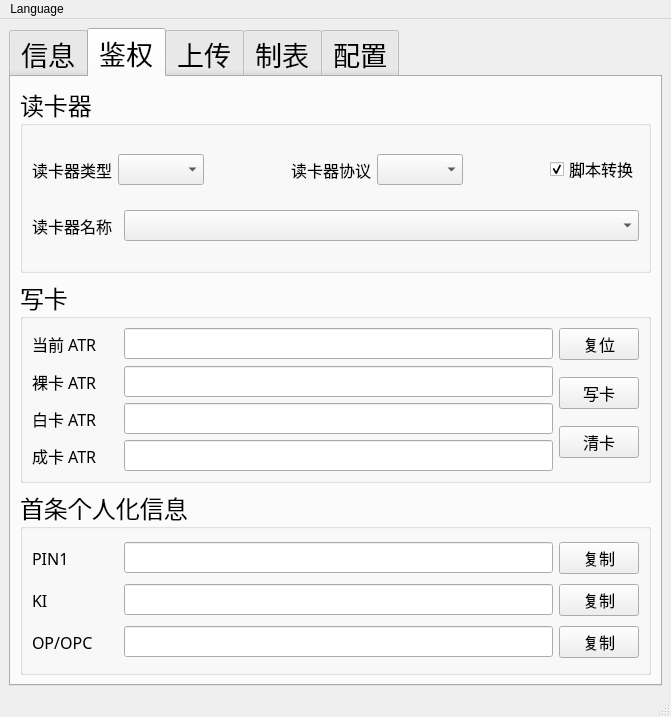
Above: res/ui/main_window.ui from zelviner/DataHandler before the change. Below: the same form after it.
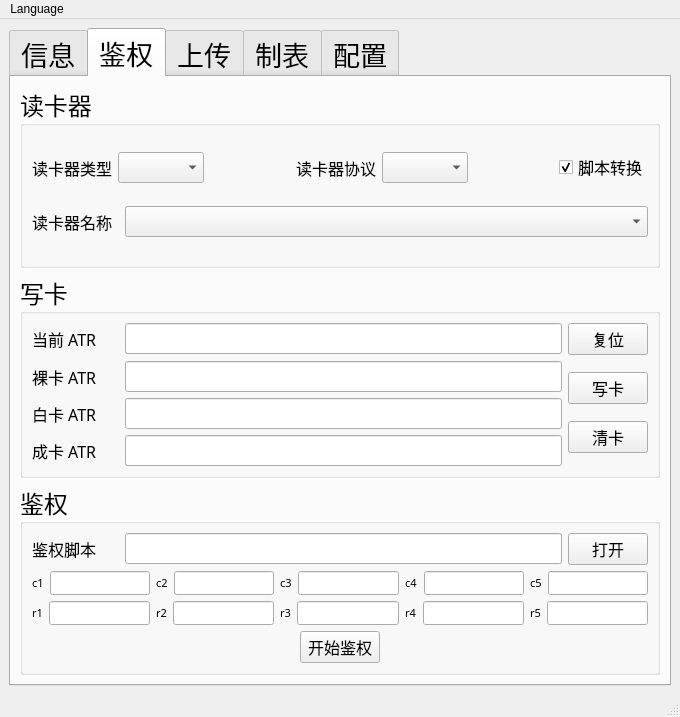
That is the form after the change. The open tabs and pages were chosen to show the change.

Commit message: feat(ui): 添加鉴权功能模块

Diff of the .ui file:
```diff
--- a/res/ui/main_window.ui
+++ b/res/ui/main_window.ui
@@ -6,8 +6,8 @@
    <rect>
     <x>0</x>
     <y>0</y>
-    <width>671</width>
-    <height>680</height>
+    <width>680</width>
+    <height>689</height>
    </rect>
   </property>
   <property name="windowTitle">
@@ -962,148 +962,433 @@
            </font>
           </property>
           <property name="title">
-           <string>首条个人化信息</string>
+           <string>鉴权</string>
           </property>
-          <layout class="QHBoxLayout" name="horizontalLayout_28" stretch="10">
+          <layout class="QVBoxLayout" name="verticalLayout_4">
            <item>
-            <layout class="QVBoxLayout" name="verticalLayout_4">
+            <layout class="QHBoxLayout" name="horizontalLayout_11" stretch="1,5,0">
              <item>
-              <layout class="QHBoxLayout" name="horizontalLayout_11" stretch="1,5,0">
+              <widget class="QLabel" name="pin1">
+               <property name="font">
+                <font>
+                 <family>微软雅黑</family>
+                 <pointsize>12</pointsize>
+                </font>
+               </property>
+               <property name="text">
+                <string>鉴权脚本</string>
+               </property>
+              </widget>
+             </item>
+             <item>
+              <widget class="QLineEdit" name="auth_script_line">
+               <property name="enabled">
+                <bool>true</bool>
+               </property>
+               <property name="font">
+                <font>
+                 <family>微软雅黑</family>
+                 <pointsize>12</pointsize>
+                </font>
+               </property>
+               <property name="readOnly">
+                <bool>true</bool>
+               </property>
+              </widget>
+             </item>
+             <item>
+              <widget class="QPushButton" name="open_auth_btn">
+               <property name="font">
+                <font>
+                 <family>微软雅黑</family>
+                 <pointsize>12</pointsize>
+                </font>
+               </property>
+               <property name="text">
+                <string>打开</string>
+               </property>
+              </widget>
+             </item>
+            </layout>
+           </item>
+           <item>
+            <layout class="QHBoxLayout" name="horizontalLayout_77">
+             <item>
+              <layout class="QHBoxLayout" name="horizontalLayout_12">
                <item>
-                <widget class="QLabel" name="pin1">
+                <widget class="QLabel" name="c1">
                  <property name="font">
                   <font>
                    <family>微软雅黑</family>
-                   <pointsize>12</pointsize>
+                   <pointsize>8</pointsize>
                   </font>
                  </property>
                  <property name="text">
-                  <string>PIN1</string>
+                  <string>c1</string>
                  </property>
                 </widget>
                </item>
                <item>
-                <widget class="QLineEdit" name="pin1_line">
+                <widget class="QLineEdit" name="c1_line">
                  <property name="enabled">
                   <bool>true</bool>
                  </property>
                  <property name="font">
                   <font>
                    <family>微软雅黑</family>
-                   <pointsize>12</pointsize>
+                   <pointsize>8</pointsize>
                   </font>
                  </property>
                  <property name="readOnly">
+                  <bool>false</bool>
+                 </property>
+                </widget>
+               </item>
+              </layout>
+             </item>
+             <item>
+              <layout class="QHBoxLayout" name="horizontalLayout_13">
+               <item>
+                <widget class="QLabel" name="c2">
+                 <property name="font">
+                  <font>
+                   <family>微软雅黑</family>
+                   <pointsize>8</pointsize>
+                  </font>
+                 </property>
+                 <property name="text">
+                  <string>c2</string>
+                 </property>
+                </widget>
+               </item>
+               <item>
+                <widget class="QLineEdit" name="c2_line">
+                 <property name="enabled">
                   <bool>true</bool>
                  </property>
+                 <property name="font">
+                  <font>
+                   <family>微软雅黑</family>
+                   <pointsize>8</pointsize>
+                  </font>
+                 </property>
+                 <property name="readOnly">
+                  <bool>false</bool>
+                 </property>
                 </widget>
                </item>
+              </layout>
+             </item>
+             <item>
+              <layout class="QHBoxLayout" name="horizontalLayout_28">
                <item>
-                <widget class="QPushButton" name="pin1_btn">
+                <widget class="QLabel" name="c3">
                  <property name="font">
                   <font>
                    <family>微软雅黑</family>
-                   <pointsize>12</pointsize>
+                   <pointsize>8</pointsize>
                   </font>
                  </property>
                  <property name="text">
-                  <string>复制</string>
+                  <string>c3</string>
                  </property>
                 </widget>
                </item>
+               <item>
+                <widget class="QLineEdit" name="c3_line">
+                 <property name="enabled">
+                  <bool>true</bool>
+                 </property>
+                 <property name="font">
+                  <font>
+                   <family>微软雅黑</family>
+                   <pointsize>8</pointsize>
+                  </font>
+                 </property>
+                 <property name="readOnly">
+                  <bool>false</bool>
+                 </property>
+                </widget>
+               </item>
               </layout>
              </item>
              <item>
-              <layout class="QHBoxLayout" name="horizontalLayout_12" stretch="1,5,0">
+              <layout class="QHBoxLayout" name="horizontalLayout_74">
                <item>
-                <widget class="QLabel" name="ki">
+                <widget class="QLabel" name="c4">
                  <property name="font">
                   <font>
                    <family>微软雅黑</family>
-                   <pointsize>12</pointsize>
+                   <pointsize>8</pointsize>
                   </font>
                  </property>
                  <property name="text">
-                  <string>KI</string>
+                  <string>c4</string>
                  </property>
                 </widget>
                </item>
                <item>
-                <widget class="QLineEdit" name="ki_line">
+                <widget class="QLineEdit" name="c4_line">
                  <property name="enabled">
                   <bool>true</bool>
                  </property>
                  <property name="font">
                   <font>
                    <family>微软雅黑</family>
-                   <pointsize>12</pointsize>
+                   <pointsize>8</pointsize>
                   </font>
                  </property>
                  <property name="readOnly">
+                  <bool>false</bool>
+                 </property>
+                </widget>
+               </item>
+              </layout>
+             </item>
+             <item>
+              <layout class="QHBoxLayout" name="horizontalLayout_75">
+               <item>
+                <widget class="QLabel" name="c5">
+                 <property name="font">
+                  <font>
+                   <family>微软雅黑</family>
+                   <pointsize>8</pointsize>
+                  </font>
+                 </property>
+                 <property name="text">
+                  <string>c5</string>
+                 </property>
+                </widget>
+               </item>
+               <item>
+                <widget class="QLineEdit" name="c5_line">
+                 <property name="enabled">
                   <bool>true</bool>
                  </property>
+                 <property name="font">
+                  <font>
+                   <family>微软雅黑</family>
+                   <pointsize>8</pointsize>
+                  </font>
+                 </property>
+                 <property name="readOnly">
+                  <bool>false</bool>
+                 </property>
                 </widget>
                </item>
+              </layout>
+             </item>
+            </layout>
+           </item>
+           <item>
+            <layout class="QHBoxLayout" name="horizontalLayout_82">
+             <item>
+              <layout class="QHBoxLayout" name="horizontalLayout_76">
                <item>
-                <widget class="QPushButton" name="ki_btn">
+                <widget class="QLabel" name="r1">
                  <property name="font">
                   <font>
                    <family>微软雅黑</family>
-                   <pointsize>12</pointsize>
+                   <pointsize>8</pointsize>
                   </font>
                  </property>
                  <property name="text">
-                  <string>复制</string>
+                  <string>r1</string>
                  </property>
                 </widget>
                </item>
+               <item>
+                <widget class="QLineEdit" name="r1_line">
+                 <property name="enabled">
+                  <bool>true</bool>
+                 </property>
+                 <property name="font">
+                  <font>
+                   <family>微软雅黑</family>
+                   <pointsize>8</pointsize>
+                  </font>
+                 </property>
+                 <property name="readOnly">
+                  <bool>false</bool>
+                 </property>
+                </widget>
+               </item>
               </layout>
              </item>
              <item>
-              <layout class="QHBoxLayout" name="horizontalLayout_13" stretch="1,5,0">
+              <layout class="QHBoxLayout" name="horizontalLayout_78">
                <item>
-                <widget class="QLabel" name="op">
+                <widget class="QLabel" name="r2">
                  <property name="font">
                   <font>
                    <family>微软雅黑</family>
-                   <pointsize>12</pointsize>
+                   <pointsize>8</pointsize>
                   </font>
                  </property>
                  <property name="text">
-                  <string>OP/OPC</string>
+                  <string>r2</string>
                  </property>
                 </widget>
                </item>
                <item>
-                <widget class="QLineEdit" name="op_line">
+                <widget class="QLineEdit" name="r2_line">
                  <property name="enabled">
                   <bool>true</bool>
                  </property>
                  <property name="font">
                   <font>
                    <family>微软雅黑</family>
-                   <pointsize>12</pointsize>
+                   <pointsize>8</pointsize>
                   </font>
                  </property>
                  <property name="readOnly">
+                  <bool>false</bool>
+                 </property>
+                </widget>
+               </item>
+              </layout>
+             </item>
+             <item>
+              <layout class="QHBoxLayout" name="horizontalLayout_79">
+               <item>
+                <widget class="QLabel" name="r3">
+                 <property name="font">
+                  <font>
+                   <family>微软雅黑</family>
+                   <pointsize>8</pointsize>
+                  </font>
+                 </property>
+                 <property name="text">
+                  <string>r3</string>
+                 </property>
+                </widget>
+               </item>
+               <item>
+                <widget class="QLineEdit" name="r3_line">
+                 <property name="enabled">
                   <bool>true</bool>
                  </property>
+                 <property name="font">
+                  <font>
+                   <family>微软雅黑</family>
+                   <pointsize>8</pointsize>
+                  </font>
+                 </property>
+                 <property name="readOnly">
+                  <bool>false</bool>
+                 </property>
                 </widget>
                </item>
+              </layout>
+             </item>
+             <item>
+              <layout class="QHBoxLayout" name="horizontalLayout_80">
                <item>
-                <widget class="QPushButton" name="op_btn">
+                <widget class="QLabel" name="r4">
                  <property name="font">
                   <font>
                    <family>微软雅黑</family>
-                   <pointsize>12</pointsize>
+                   <pointsize>8</pointsize>
                   </font>
                  </property>
                  <property name="text">
-                  <string>复制</string>
+                  <string>r4</string>
                  </property>
                 </widget>
                </item>
+               <item>
+                <widget class="QLineEdit" name="r4_line">
+                 <property name="enabled">
+                  <bool>true</bool>
+                 </property>
+                 <property name="font">
+                  <font>
+                   <family>微软雅黑</family>
+                   <pointsize>8</pointsize>
+                  </font>
+                 </property>
+                 <property name="readOnly">
+                  <bool>false</bool>
+                 </property>
+                </widget>
+               </item>
               </layout>
+             </item>
+             <item>
+              <layout class="QHBoxLayout" name="horizontalLayout_81">
+               <item>
+                <widget class="QLabel" name="r5">
+                 <property name="font">
+                  <font>
+                   <family>微软雅黑</family>
+                   <pointsize>8</pointsize>
+                  </font>
+                 </property>
+                 <property name="text">
+                  <string>r5</string>
+                 </property>
+                </widget>
+               </item>
+               <item>
+                <widget class="QLineEdit" name="r5_line">
+                 <property name="enabled">
+                  <bool>true</bool>
+                 </property>
+                 <property name="font">
+                  <font>
+                   <family>微软雅黑</family>
+                   <pointsize>8</pointsize>
+                  </font>
+                 </property>
+                 <property name="readOnly">
+                  <bool>false</bool>
+                 </property>
+                </widget>
+               </item>
+              </layout>
+             </item>
+            </layout>
+           </item>
+           <item>
+            <layout class="QHBoxLayout" name="horizontalLayout_83">
+             <item>
+              <spacer name="horizontalSpacer_2">
+               <property name="orientation">
+                <enum>Qt::Horizontal</enum>
+               </property>
+               <property name="sizeHint" stdset="0">
+                <size>
+                 <width>40</width>
+                 <height>20</height>
+                </size>
+               </property>
+              </spacer>
+             </item>
+             <item>
+              <widget class="QPushButton" name="start_auth_btn">
+               <property name="font">
+                <font>
+                 <family>微软雅黑</family>
+                 <pointsize>12</pointsize>
+                </font>
+               </property>
+               <property name="text">
+                <string>开始鉴权</string>
+               </property>
+              </widget>
+             </item>
+             <item>
+              <spacer name="horizontalSpacer_3">
+               <property name="orientation">
+                <enum>Qt::Horizontal</enum>
+               </property>
+               <property name="sizeHint" stdset="0">
+                <size>
+                 <width>40</width>
+                 <height>20</height>
+                </size>
+               </property>
+              </spacer>
              </item>
             </layout>
            </item>
@@ -2243,7 +2528,7 @@
     <rect>
      <x>0</x>
      <y>0</y>
-     <width>671</width>
+     <width>680</width>
      <height>22</height>
     </rect>
    </property>
```
The commit also changes 2 other files.
